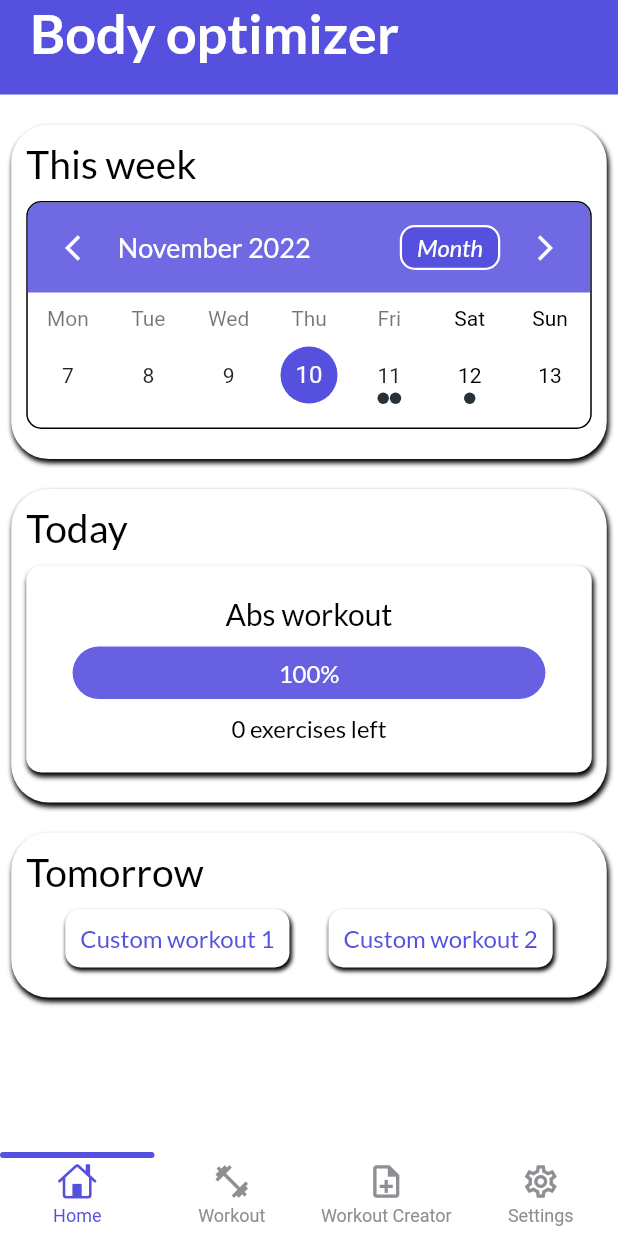
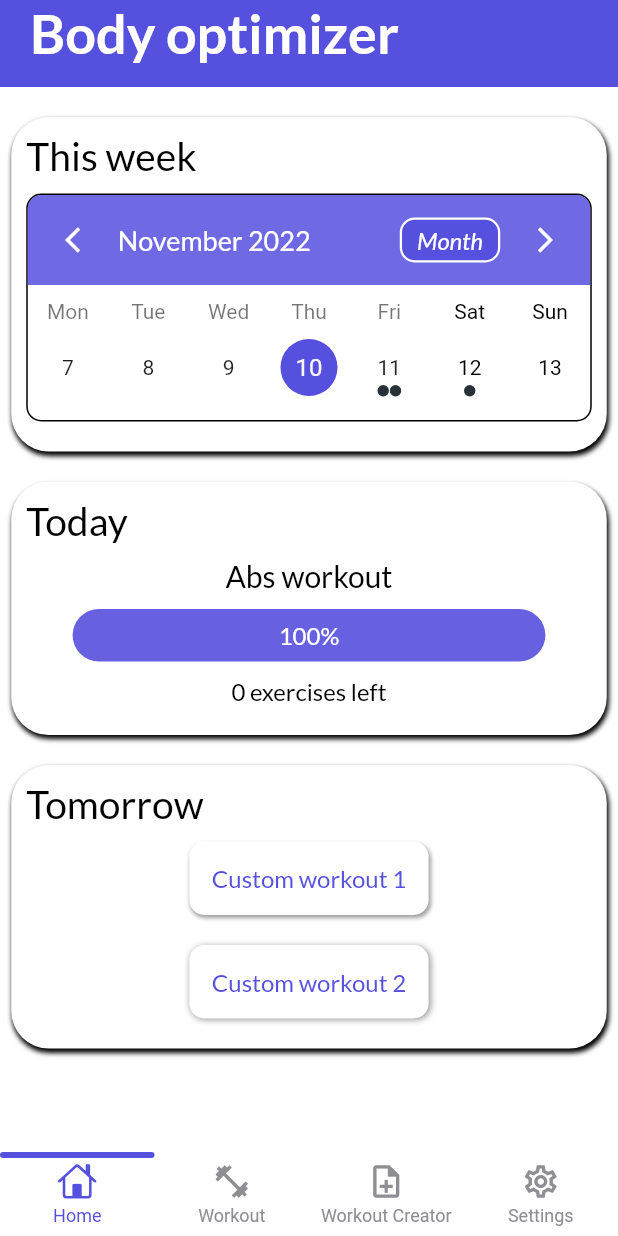
Before and after one commit to dolienn/body_optimizer, a Flutter app: the screen it shows after launch, on a phone screen of 412 x 824 dp. Run offline on Flutter 3.47's test engine with Material 2 defaults, Android fonts, the phone set to English and light mode, and no system bars; drawn by our look-alikes of getwidget, persistent_bottom_nav_bar, table_calendar; our stand-ins replace animated_splash_screen, google_fonts.

```diff
--- a/lib/screens/homepage.dart
+++ b/lib/screens/homepage.dart
@@ -73,7 +73,7 @@ class _MyHomePageState extends State<MyHomePage> {
           Container(
             margin: const EdgeInsets.only(bottom: 10),
             width: double.infinity,
-            padding: const EdgeInsets.only(bottom: 20, left: 20),
+            padding: const EdgeInsets.only(bottom: 15, left: 20),
             decoration: BoxDecoration(
               color: PublicVariables().mainColor,
             ),
@@ -298,20 +298,7 @@ class _MyHomePageState extends State<MyHomePage> {
                     Row(children: [
                       Text("Today", style: PublicVariables().headerText),
                     ]),
-                    Container(
-                      margin: PublicVariables().marginSymmetricVertical,
-                      padding: PublicVariables().paddingAll,
-                      decoration: BoxDecoration(
-                        color: PublicVariables().cardColor,
-                        borderRadius: BorderRadius.circular(10),
-                        boxShadow: const [
-                          BoxShadow(
-                              color: Colors.black,
-                              blurRadius: 2.5,
-                              offset: Offset(1, 2.5)),
-                        ],
-                      ),
-                      child: Column(children: [
+                    Column(children: [
                       Padding(
                         padding: PublicVariables().paddingAll,
                         child: Text(
@@ -327,9 +314,8 @@ class _MyHomePageState extends State<MyHomePage> {
                             child: GFProgressBar(
                               padding:
                                   const EdgeInsets.symmetric(horizontal: 7.5),
-                                progressBarColor: PublicVariables()
-                                    .mainColor
-                                    .withOpacity(0.9),
+                              progressBarColor:
+                                  PublicVariables().mainColor.withOpacity(0.9),
                               alignment: MainAxisAlignment.spaceBetween,
                               percentage: currentProgress,
                               lineHeight: 35,
@@ -353,7 +339,6 @@ class _MyHomePageState extends State<MyHomePage> {
                         ),
                       ),
                     ]),
-                    ),
                   ]),
                 ),
               ),
@@ -375,18 +360,19 @@ class _MyHomePageState extends State<MyHomePage> {
                     Row(children: [
                       Text("Tomorrow", style: PublicVariables().headerText),
                     ]),
-                    Row(
+                    Column(
+                      crossAxisAlignment: CrossAxisAlignment.center,
                       mainAxisAlignment: MainAxisAlignment.spaceEvenly,
                       children: [
                         Container(
                           margin: PublicVariables().marginSymmetricVertical,
-                          padding: PublicVariables().paddingAll,
+                          padding: const EdgeInsets.all(15),
                           decoration: BoxDecoration(
                             color: PublicVariables().cardColor,
                             borderRadius: BorderRadius.circular(10),
                             boxShadow: const [
                               BoxShadow(
-                                  color: Colors.black,
+                                  color: Colors.grey,
                                   blurRadius: 1.5,
                                   offset: Offset(1, 2)),
                             ],
@@ -398,15 +384,15 @@ class _MyHomePageState extends State<MyHomePage> {
                         ),
                         Container(
                           margin: PublicVariables().marginSymmetricVertical,
-                          padding: PublicVariables().paddingAll,
+                          padding: const EdgeInsets.all(15),
                           decoration: BoxDecoration(
                             color: PublicVariables().cardColor,
                             borderRadius: BorderRadius.circular(10),
                             boxShadow: const [
                               BoxShadow(
-                                  color: Colors.black,
-                                  blurRadius: 1.5,
-                                  offset: Offset(1, 2)),
+                                  color: Colors.grey,
+                                  blurRadius: 3,
+                                  offset: Offset(1, 1)),
                             ],
                           ),
                           child: Text(
--- a/lib/screens/mainpage.dart
+++ b/lib/screens/mainpage.dart
@@ -29,7 +29,7 @@ class PublicVariables {
   var headerText = GoogleFonts.lato(color: Colors.black, fontSize: 26);
   var bannerText = GoogleFonts.lato(
       color: Colors.white, fontSize: 36, fontWeight: FontWeight.w600);
-  var titleText = GoogleFonts.lato(color: Colors.black, fontSize: 42);
+  var titleText = GoogleFonts.lato(color: Colors.black, fontSize: 36);
 }
 
 class _MainPageState extends State<MainPage> {
```
Also changed, not shown: lib/screens/splash.dart (+6 -11 lines), pubspec.yaml (+4 -5 lines), assets/images/body_optimizer_square.png (added), pubspec.lock. Lines whose indentation alone changed are shown as unchanged.
